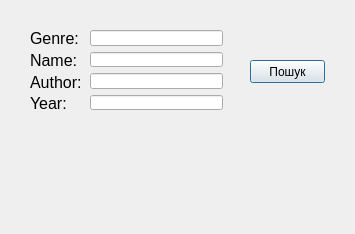
Before: the Qt Designer form courses/prog_base_3/project/Kyrs/search.ui in antonmazun/gogog, drawn with Qt 5.
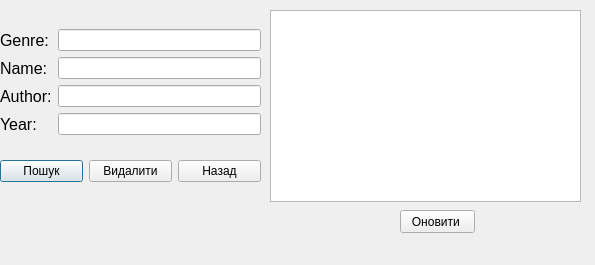
After: the same form once the commit is applied.

```diff
--- a/courses/prog_base_3/project/Kyrs/search.ui
+++ b/courses/prog_base_3/project/Kyrs/search.ui
@@ -6,8 +6,8 @@
    <rect>
     <x>0</x>
     <y>0</y>
-    <width>355</width>
-    <height>234</height>
+    <width>595</width>
+    <height>265</height>
    </rect>
   </property>
   <property name="windowTitle">
@@ -16,42 +16,39 @@
   <widget class="QLabel" name="label_5">
    <property name="geometry">
     <rect>
-     <x>280</x>
-     <y>110</y>
-     <width>81</width>
-     <height>41</height>
+     <x>10</x>
+     <y>210</y>
+     <width>251</width>
+     <height>31</height>
     </rect>
    </property>
    <property name="text">
     <string/>
    </property>
   </widget>
-  <widget class="QPushButton" name="pushButton">
+  <widget class="QTableView" name="tableView">
    <property name="geometry">
     <rect>
-     <x>250</x>
-     <y>60</y>
-     <width>75</width>
-     <height>23</height>
+     <x>270</x>
+     <y>10</y>
+     <width>311</width>
+     <height>192</height>
     </rect>
    </property>
-   <property name="text">
-    <string>Пошук</string>
-   </property>
   </widget>
-  <widget class="QSplitter" name="splitter_2">
-   <property name="geometry">
-    <rect>
-     <x>30</x>
-     <y>30</y>
-     <width>55</width>
-     <height>81</height>
-    </rect>
-   </property>
-   <property name="orientation">
-    <enum>Qt::Vertical</enum>
-   </property>
    <widget class="QWidget" name="layoutWidget">
+   <property name="geometry">
+    <rect>
+     <x>0</x>
+     <y>10</y>
+     <width>261</width>
+     <height>191</height>
+    </rect>
+   </property>
+   <layout class="QVBoxLayout" name="verticalLayout_3">
+    <item>
+     <layout class="QHBoxLayout" name="horizontalLayout">
+      <item>
     <layout class="QVBoxLayout" name="verticalLayout_2">
      <item>
       <widget class="QLabel" name="label_3">
@@ -102,21 +99,8 @@
       </widget>
      </item>
     </layout>
-   </widget>
-  </widget>
-  <widget class="QSplitter" name="splitter">
-   <property name="geometry">
-    <rect>
-     <x>90</x>
-     <y>30</y>
-     <width>133</width>
-     <height>80</height>
-    </rect>
-   </property>
-   <property name="orientation">
-    <enum>Qt::Vertical</enum>
-   </property>
-   <widget class="QWidget" name="layoutWidget">
+      </item>
+      <item>
     <layout class="QVBoxLayout" name="verticalLayout">
      <item>
       <widget class="QLineEdit" name="lineEdit_genre"/>
@@ -131,19 +115,47 @@
       <widget class="QLineEdit" name="lineEdit_year"/>
      </item>
     </layout>
-   </widget>
-  </widget>
-  <widget class="QLabel" name="label_status">
+      </item>
+     </layout>
+    </item>
+    <item>
+     <layout class="QHBoxLayout" name="horizontalLayout_2">
+      <item>
+       <widget class="QPushButton" name="pushButton">
+        <property name="text">
+         <string>Пошук</string>
+        </property>
+       </widget>
+      </item>
+      <item>
+       <widget class="QPushButton" name="pushButton_del1">
+        <property name="text">
+         <string>Видалити</string>
+        </property>
+       </widget>
+      </item>
+      <item>
+       <widget class="QPushButton" name="pushButton_back">
+        <property name="text">
+         <string>Назад</string>
+        </property>
+       </widget>
+      </item>
+     </layout>
+    </item>
+   </layout>
+  </widget>
+  <widget class="QPushButton" name="pushButton_update">
    <property name="geometry">
     <rect>
-     <x>60</x>
-     <y>150</y>
-     <width>231</width>
-     <height>31</height>
+     <x>400</x>
+     <y>210</y>
+     <width>75</width>
+     <height>23</height>
     </rect>
    </property>
    <property name="text">
-    <string/>
+    <string>Оновити </string>
    </property>
   </widget>
  </widget>
```
Left out of the diff: 2 changed lines with no effect on the pictures. Lines whose indentation alone changed are shown as unchanged.
